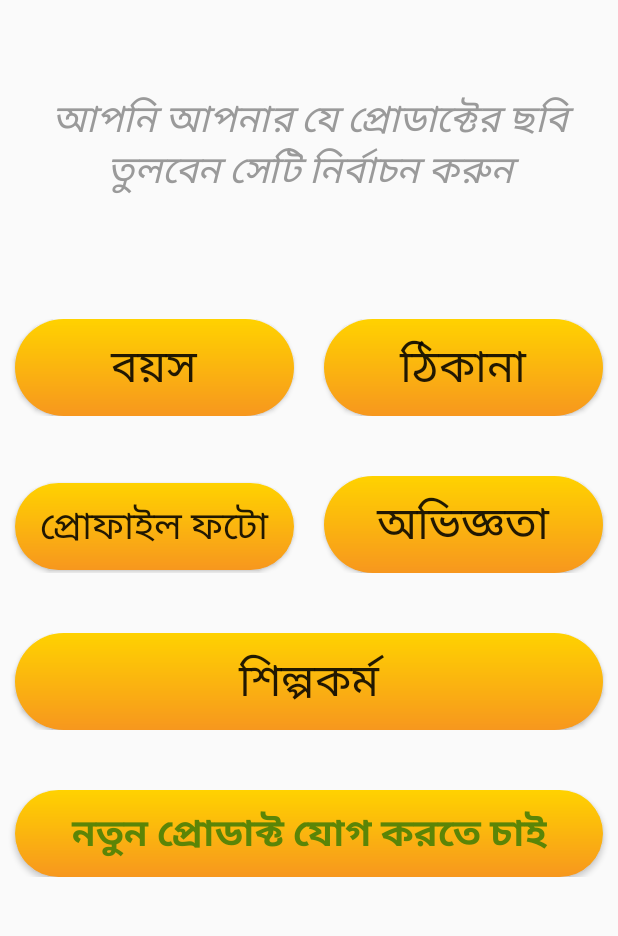
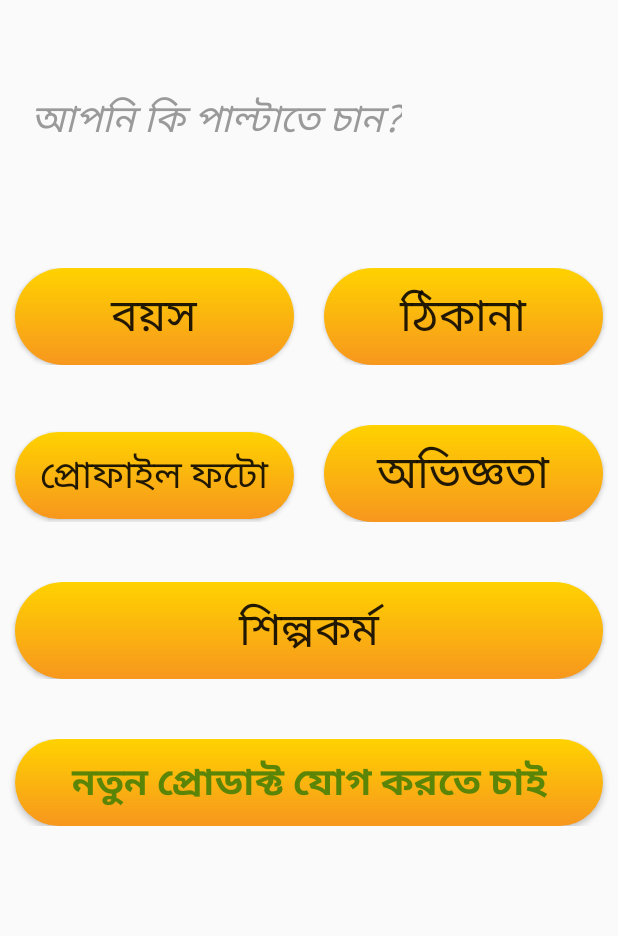
Before and after one commit to deysarkarswarup/ArtisanProfiling, an Android app: the UpdateChooseActivity screen opened directly, with no data from a screen before it, on a phone screen of 412 x 824 dp, the part 120-1056 px from its top. Run offline under Robolectric (Android 15) with nearby library versions, the phone set to English and light mode, and no system bars.

Commit message:
fixing bugs

```diff
--- a/app/src/main/res/layout/activity_update_choose.xml
+++ b/app/src/main/res/layout/activity_update_choose.xml
@@ -33,7 +33,7 @@
             android:layout_width="wrap_content"
             android:layout_height="wrap_content"
             android:layout_marginTop="80dp"
-            android:text="আপনি আপনার যে প্রোডাক্টের ছবি তুলবেন সেটি নির্বাচন করুন"
+            android:text="আপনি কি পাল্টাতে চান?"
             android:textSize="25sp"
             android:paddingLeft="20dp"
             android:paddingRight="20dp"
```
